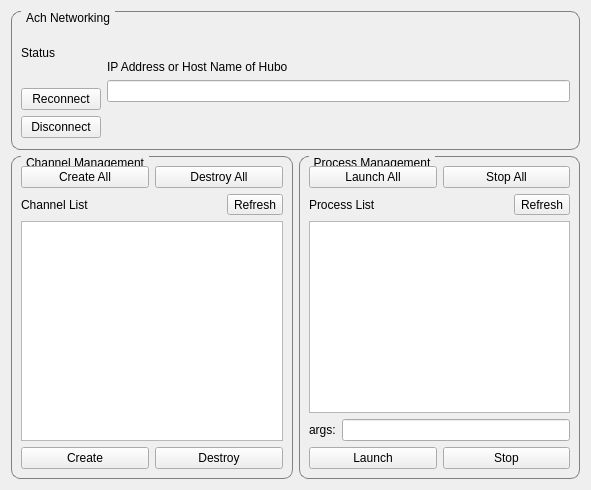
First picture: the form in HuboQt/ui/ManagerWidget.ui, repository golems/HuboCan, before the edit.
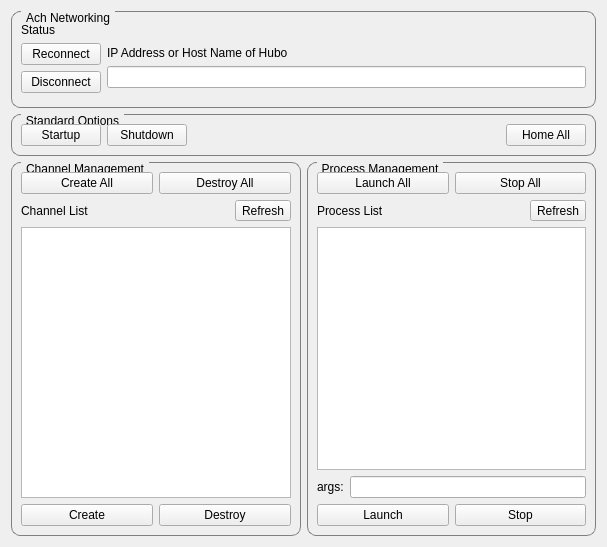
Second picture: the form after the edit.

Commit message: decided to make manager_msgs C++

The edit to the form file:
```diff
--- a/HuboQt/ui/ManagerWidget.ui
+++ b/HuboQt/ui/ManagerWidget.ui
@@ -6,8 +6,8 @@
    <rect>
     <x>0</x>
     <y>0</y>
-    <width>591</width>
-    <height>490</height>
+    <width>607</width>
+    <height>547</height>
    </rect>
   </property>
   <property name="sizePolicy">
@@ -67,6 +67,12 @@
           </item>
           <item>
            <widget class="QLabel" name="network_status">
+            <property name="sizePolicy">
+             <sizepolicy hsizetype="Preferred" vsizetype="Maximum">
+              <horstretch>0</horstretch>
+              <verstretch>0</verstretch>
+             </sizepolicy>
+            </property>
             <property name="text">
              <string>Status</string>
             </property>
@@ -124,12 +130,12 @@
              <enum>Qt::Vertical</enum>
             </property>
             <property name="sizeType">
-             <enum>QSizePolicy::MinimumExpanding</enum>
+             <enum>QSizePolicy::Preferred</enum>
             </property>
             <property name="sizeHint" stdset="0">
              <size>
               <width>20</width>
-              <height>2</height>
+              <height>25</height>
              </size>
             </property>
            </spacer>
@@ -163,12 +169,12 @@
              <enum>Qt::Vertical</enum>
             </property>
             <property name="sizeType">
-             <enum>QSizePolicy::MinimumExpanding</enum>
+             <enum>QSizePolicy::Preferred</enum>
             </property>
             <property name="sizeHint" stdset="0">
              <size>
               <width>20</width>
-              <height>2</height>
+              <height>10</height>
              </size>
             </property>
            </spacer>
@@ -180,6 +186,71 @@
      </layout>
     </widget>
    </item>
+   <item>
+    <widget class="QGroupBox" name="groupBox">
+     <property name="styleSheet">
+      <string notr="true">QGroupBox {
+    border: 1px solid gray;
+    border-radius: 9px;
+    margin-top: 0.5em;
+}
+
+QGroupBox::title {
+    subcontrol-origin: margin;
+    left: 10px;
+    padding: 0 3px 0 3px;
+}</string>
+     </property>
+     <property name="title">
+      <string>Standard Options</string>
+     </property>
+     <layout class="QHBoxLayout" name="horizontalLayout_10">
+      <item>
+       <widget class="QPushButton" name="startup">
+        <property name="toolTip">
+         <string>Creates all channels and launches all processes</string>
+        </property>
+        <property name="text">
+         <string>Startup</string>
+        </property>
+       </widget>
+      </item>
+      <item>
+       <widget class="QPushButton" name="shutdown">
+        <property name="toolTip">
+         <string>Stops all processes and destroys all channels</string>
+        </property>
+        <property name="text">
+         <string>Shutdown</string>
+        </property>
+       </widget>
+      </item>
+      <item>
+       <spacer name="horizontalSpacer">
+        <property name="orientation">
+         <enum>Qt::Horizontal</enum>
+        </property>
+        <property name="sizeHint" stdset="0">
+         <size>
+          <width>40</width>
+          <height>20</height>
+         </size>
+        </property>
+       </spacer>
+      </item>
+      <item>
+       <widget class="QPushButton" name="homeall">
+        <property name="toolTip">
+         <string>Homes all joints</string>
+        </property>
+        <property name="text">
+         <string>Home All</string>
+        </property>
+       </widget>
+      </item>
+     </layout>
+    </widget>
+   </item>
    <item>
     <layout class="QHBoxLayout" name="horizontalLayout_5">
      <item>
```
The commit also changes 11 other files.
